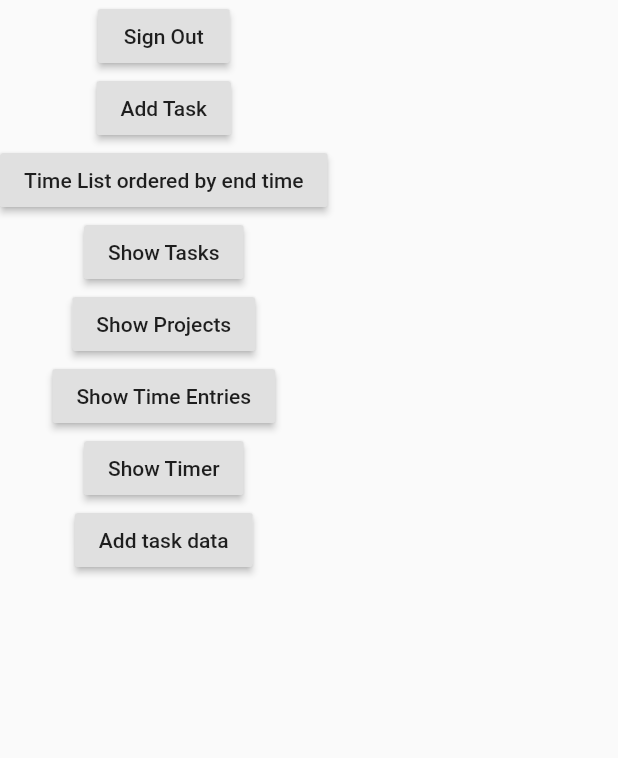
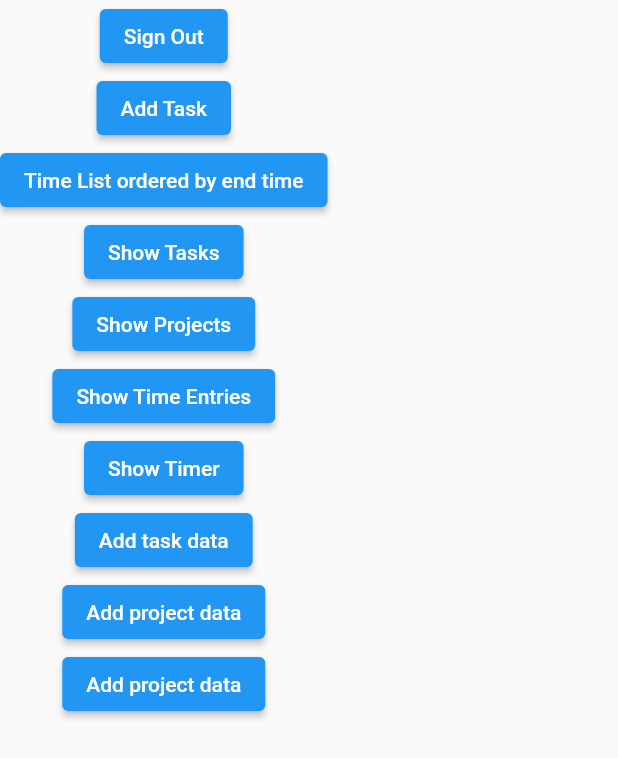
Before and after one commit to Z-inator/productivity_app, a Flutter app: the screen it shows once a user with an empty profile is signed in, on a phone screen of 412 x 824 dp. Shown: the top 758 px of the screen. Run offline on Flutter 3.47's test engine with Material 2 defaults, Android fonts, the phone set to English and light mode, and no system bars; our stand-ins replace cloud_firestore, firebase_auth, firebase_core, fl_chart, flutter_animation_progress_bar, google_sign_in and 1 more; accounts and stored records are empty.

Commit message:
Working on example data

```diff
--- a/lib/screens/test_screen.dart
+++ b/lib/screens/test_screen.dart
@@ -31,14 +31,14 @@ class _TestScreenState extends State<TestScreen> {
             child: Scaffold(
       body: Column(
         children: [
-          RaisedButton(
+          ElevatedButton(
               onPressed: () {
                 AuthService()
                     .signOut()
                     .then((value) => print(FirebaseAuth.instance.currentUser));
               },
               child: Text('Sign Out')),
-          RaisedButton(
+          ElevatedButton(
             onPressed: () {
               return showModalBottomSheet(
                   context: context,
@@ -50,7 +50,7 @@ class _TestScreenState extends State<TestScreen> {
             },
             child: Text('Add Task'),
           ),
-          RaisedButton(
+          ElevatedButton(
             onPressed: () {
               return showModalBottomSheet(
                   context: context,
@@ -60,7 +60,7 @@ class _TestScreenState extends State<TestScreen> {
             },
             child: Text('Time List ordered by end time'),
           ),
-          RaisedButton(
+          ElevatedButton(
               onPressed: () {
                 print(user.uid);
                 return showModalBottomSheet(
@@ -72,7 +72,7 @@ class _TestScreenState extends State<TestScreen> {
                     });
               },
               child: Text('Show Tasks')),
-          RaisedButton(
+          ElevatedButton(
               onPressed: () {
                 print(user.uid);
                 return showModalBottomSheet(
@@ -84,7 +84,7 @@ class _TestScreenState extends State<TestScreen> {
                     });
               },
               child: Text('Show Projects')),
-          RaisedButton(
+          ElevatedButton(
               onPressed: () {
                 print(user.uid);
                 return showModalBottomSheet(
@@ -94,7 +94,7 @@ class _TestScreenState extends State<TestScreen> {
                     });
               },
               child: Text('Show Time Entries')),
-          RaisedButton(
+          ElevatedButton(
               onPressed: () {
                 print(user.uid);
                 return showModalBottomSheet(
@@ -106,11 +106,21 @@ class _TestScreenState extends State<TestScreen> {
                     });
               },
               child: Text('Show Timer')),
-          RaisedButton(
+          ElevatedButton(
               onPressed: () {
                 TaskToFirebase(user: user).uploadExampleData();
               },
               child: Text('Add task data')),
+          ElevatedButton(
+              onPressed: () {
+                ProjectToFirebase(user: user).uploadExampleData();
+              },
+              child: Text('Add project data')),
+          ElevatedButton(
+              onPressed: () {
+                ProjectToFirebase(user: user).uploadExampleData();
+              },
+              child: Text('Add project data')),
         ],
       ),
     )));
@@ -211,7 +221,7 @@ class _AddTaskState extends State<AddTask> {
               onPressed: selectTime,
               child: Text(
                   'Due Time: ${_dueTime.hour.toString().padLeft(2, '0')}:${_dueTime.minute.toString().padLeft(2, '0')}')),
-          RaisedButton(
+          ElevatedButton(
             onPressed: () async {
               if (_formKey.currentState.validate()) {
                 _dueDate = DateTime(
--- a/lib/services/projects_data.dart
+++ b/lib/services/projects_data.dart
@@ -1,5 +1,6 @@
 import 'package:cloud_firestore/cloud_firestore.dart';
 import 'package:firebase_auth/firebase_auth.dart';
+import 'package:flutter/foundation.dart';
 import 'package:flutter/material.dart';
 
 class ProjectService {
@@ -30,7 +31,7 @@ class ProjectService {
           'projectName': projectName,
           'projectColor': projectColor,
           'projectTime': projectTime,
-          'taskList': []
+          'taskList': {}
         })
         .then((value) => print('Project Added'))
         .catchError((error) => print('Failed to add project: $error'));
--- a/lib/test_data/project_to_firebase.dart
+++ b/lib/test_data/project_to_firebase.dart
@@ -27,4 +27,5 @@ class ProjectToFirebase {
       );
     }
   }
+
 }
```
Also changed, not shown: lib/services/tasks_data.dart (+9 -14 lines), lib/test_data/task_to_firebase.dart (+21 -15 lines).
